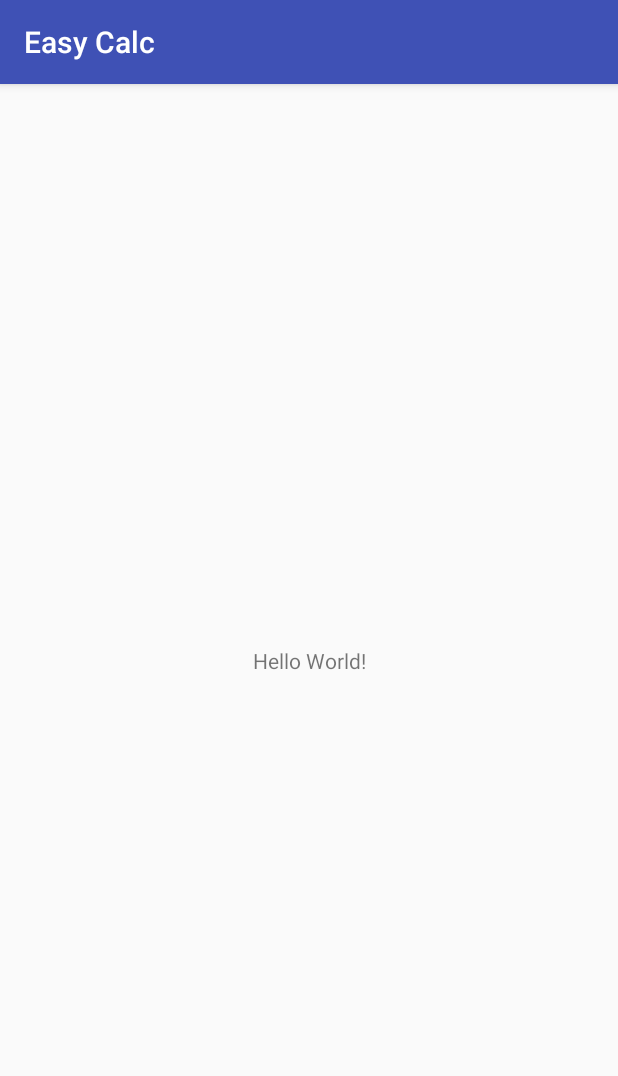
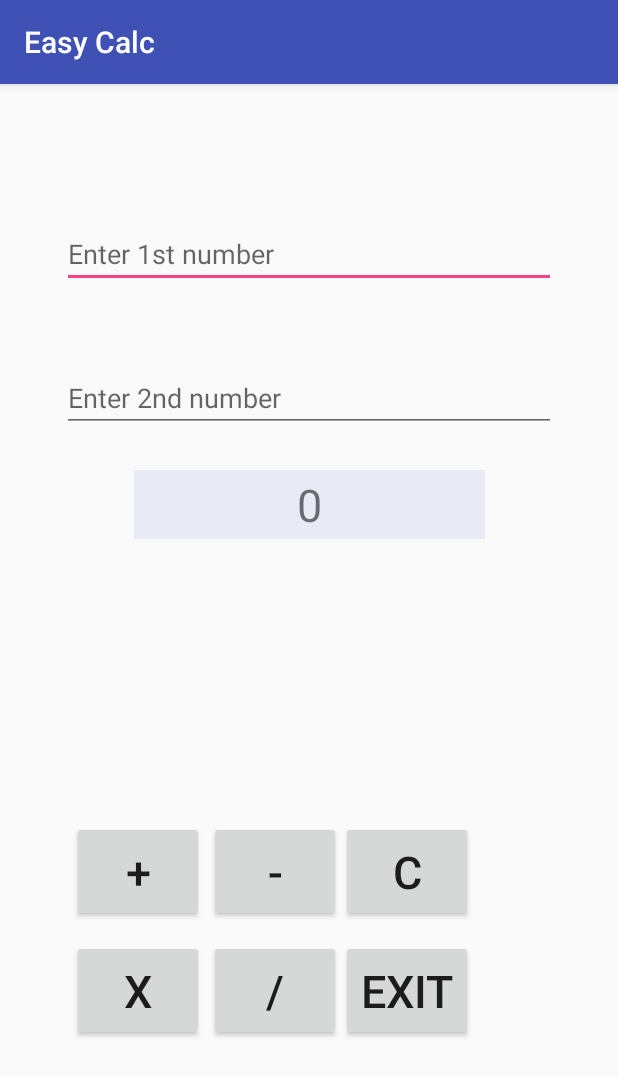
Before and after one commit to aeroxavier/EasyCalc, an Android app: the screen it shows after launch (MainActivity), on a phone screen of 412 x 824 dp. Shown: the top 1076 px of the screen. Run offline under Robolectric (Android 15) with nearby library versions, the phone set to English and light mode, and no system bars.

Commit message:
Implemented layout design and styling.

```diff
--- a/app/src/main/java/kylejimer/lapiz/com/easycalc/MainActivity.java
+++ b/app/src/main/java/kylejimer/lapiz/com/easycalc/MainActivity.java
@@ -1,9 +1,9 @@
 package kylejimer.lapiz.com.easycalc;
 
+import android.os.Bundle;
 import android.support.v7.app.AppCompatActivity;
-import android.os.Bundle;
 
-public class MainActivity extends AppCompatActivity {
+public class MainActivity extends AppCompatActivity{
 
     @Override
     protected void onCreate(Bundle savedInstanceState) {
--- a/app/src/main/res/layout/activity_main.xml
+++ b/app/src/main/res/layout/activity_main.xml
@@ -7,12 +7,145 @@
     tools:context="kylejimer.lapiz.com.easycalc.MainActivity">
 
     <TextView
-        android:layout_width="wrap_content"
-        android:layout_height="wrap_content"
-        android:text="Hello World!"
+        android:layout_width="234dp"
+        android:layout_height="46dp"
+        android:text="@string/Tv1"
         app:layout_constraintBottom_toBottomOf="parent"
         app:layout_constraintLeft_toLeftOf="parent"
         app:layout_constraintRight_toRightOf="parent"
-        app:layout_constraintTop_toTopOf="parent" />
+        app:layout_constraintTop_toTopOf="parent"
+        app:layout_constraintVertical_bias="0.356"
+        tools:layout_constraintRight_creator="1"
+        tools:layout_constraintLeft_creator="1"
+        android:background="#E8EAF6"
+        android:gravity="center"
+        android:id="@+id/textView"
+        android:textSize="30sp"/>
+
+    <EditText
+        android:id="@+id/editText"
+        android:layout_width="0dp"
+        android:layout_height="43dp"
+        android:ems="10"
+        android:hint="@string/Et1"
+        android:inputType="number|numberSigned|numberDecimal"
+        tools:layout_constraintTop_creator="1"
+        tools:layout_constraintRight_creator="1"
+        tools:layout_constraintBottom_creator="1"
+        android:layout_marginStart="41dp"
+        app:layout_constraintBottom_toBottomOf="@+id/editText2"
+        android:layout_marginEnd="41dp"
+        app:layout_constraintRight_toRightOf="parent"
+        android:layout_marginTop="47dp"
+        tools:layout_constraintLeft_creator="1"
+        android:layout_marginBottom="51dp"
+        app:layout_constraintLeft_toLeftOf="parent"
+        app:layout_constraintTop_toTopOf="parent"
+        android:layout_marginLeft="41dp"
+        android:layout_marginRight="41dp"
+        />
+
+    <EditText
+        android:id="@+id/editText2"
+        android:layout_width="0dp"
+        android:layout_height="42dp"
+        android:ems="10"
+        android:hint="@string/Et2"
+        android:inputType="number|numberSigned|numberDecimal"
+        tools:layout_constraintRight_creator="1"
+        tools:layout_constraintBottom_creator="1"
+        app:layout_constraintBottom_toTopOf="@+id/textView"
+        android:layout_marginStart="41dp"
+        android:layout_marginEnd="41dp"
+        app:layout_constraintRight_toRightOf="parent"
+        tools:layout_constraintLeft_creator="1"
+        android:layout_marginBottom="25dp"
+        app:layout_constraintLeft_toLeftOf="parent"
+        android:layout_marginLeft="41dp"
+        android:layout_marginRight="41dp" />
+
+    <Button
+        android:id="@+id/button"
+        android:layout_width="88dp"
+        android:layout_height="67dp"
+        android:text="@string/add"
+        tools:layout_constraintBottom_creator="1"
+        app:layout_constraintBottom_toTopOf="@+id/button4"
+        android:layout_marginStart="48dp"
+        tools:layout_constraintLeft_creator="1"
+        android:layout_marginBottom="12dp"
+        app:layout_constraintLeft_toLeftOf="parent"
+        android:layout_marginLeft="60dp"
+        android:textSize="30sp" />
+
+    <Button
+        android:id="@+id/button2"
+        android:layout_width="88dp"
+        android:layout_height="67dp"
+        android:text="@string/subtract"
+        tools:layout_constraintBottom_creator="1"
+        app:layout_constraintBottom_toTopOf="@+id/button5"
+        android:layout_marginStart="3dp"
+        tools:layout_constraintLeft_creator="1"
+        android:layout_marginBottom="12dp"
+        app:layout_constraintLeft_toRightOf="@+id/button"
+        android:layout_marginLeft="0dp"
+        android:textSize="30sp" />
+
+    <Button
+        android:id="@+id/button3"
+        android:layout_width="88dp"
+        android:layout_height="67dp"
+        android:text="@string/clear"
+        tools:layout_constraintRight_creator="1"
+
+        app:layout_constraintLeft_toRightOf="@+id/button2"
+        app:layout_constraintRight_toRightOf="parent"
+        app:layout_constraintBaseline_toBaselineOf="@+id/button2"
+        tools:layout_constraintBaseline_creator="1"
+
+        android:textSize="30sp"
+        app:layout_constraintHorizontal_bias="0.0" />
+
+    <Button
+        android:id="@+id/button4"
+        android:layout_width="88dp"
+        android:layout_height="67dp"
+        android:text="@string/multiply"
+        tools:layout_constraintRight_creator="1"
+        app:layout_constraintRight_toRightOf="@+id/button"
+        app:layout_constraintBaseline_toBaselineOf="@+id/button5"
+        tools:layout_constraintBaseline_creator="1"
+        tools:layout_constraintLeft_creator="1"
+        app:layout_constraintLeft_toLeftOf="@+id/button"
+        android:textSize="30sp" />
+
+    <Button
+        android:id="@+id/button5"
+        android:layout_width="88dp"
+        android:layout_height="67dp"
+        android:text="@string/divide"
+        tools:layout_constraintRight_creator="1"
+        tools:layout_constraintBottom_creator="1"
+        app:layout_constraintBottom_toBottomOf="parent"
+        app:layout_constraintRight_toRightOf="@+id/button2"
+        tools:layout_constraintLeft_creator="1"
+        android:layout_marginBottom="130dp"
+        app:layout_constraintLeft_toLeftOf="@+id/button2"
+        android:textSize="30sp"/>
+
+    <Button
+        android:id="@+id/button6"
+        android:layout_width="88dp"
+        android:layout_height="67dp"
+        android:text="@string/exit"
+        app:layout_constraintLeft_toRightOf="@+id/button5"
+        app:layout_constraintBaseline_toBaselineOf="@+id/button5"
+        tools:layout_constraintBaseline_creator="1"
+        tools:layout_constraintLeft_creator="1"
+        app:layout_constraintLeft_toLeftOf="@+id/button3"
+        android:textSize="30sp"
+
+        tools:layout_editor_absoluteY="317dp" />
 
 </android.support.constraint.ConstraintLayout>
--- a/app/src/main/res/values/strings.xml
+++ b/app/src/main/res/values/strings.xml
@@ -1,3 +1,12 @@
 <resources>
     <string name="app_name">Easy Calc</string>
+    <string name="Et1">Enter 1st number</string>
+    <string name="Et2">Enter 2nd number</string>
+    <string name="Tv1">0</string>
+    <string name="subtract">-</string>
+    <string name="add">+</string>
+    <string name="multiply">X</string>
+    <string name="divide">/</string>
+    <string name="exit">EXIT</string>
+    <string name="clear">C</string>
 </resources>
```
